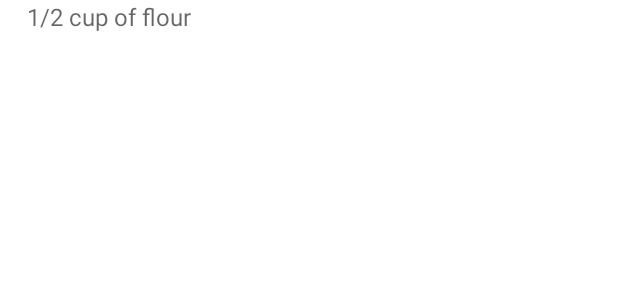
After one commit to CodePath-Spring-2021/Notecook, an Android app: the layout item_list.xml on its own in the app's theme, with its tools: preview values and no code run, on a phone screen of 412 x 824 dp. The commit adds this screen. Shown: the top 300 px of the screen. Run offline under Robolectric (Android 15) with nearby library versions, the phone set to English and light mode, and no system bars; Roboto replaces fonts that are not available here.

Commit message:
Update with improved UI/UX design

```diff
--- a/app/src/main/java/com/example/notecook/Adapters/RecipesAdapter.java
+++ b/app/src/main/java/com/example/notecook/Adapters/RecipesAdapter.java
@@ -57,7 +57,7 @@ public class RecipesAdapter extends RecyclerView.Adapter<RecipesAdapter.ViewHold
     class ViewHolder extends RecyclerView.ViewHolder {
 
         TextView tvTitle;
-        ImageView ivImage;
+        ImageView ivPhoto;
         AppCompatButton btnFavorite;
         CardView rlRecipeContainer;
 
@@ -65,7 +65,7 @@ public class RecipesAdapter extends RecyclerView.Adapter<RecipesAdapter.ViewHold
             super(itemView);
 
             tvTitle = itemView.findViewById(R.id.tvTitle);
-            ivImage = itemView.findViewById(R.id.ivImage);
+            ivPhoto = itemView.findViewById(R.id.ivPhoto);
             btnFavorite = itemView.findViewById(R.id.btnFavorite);
             rlRecipeContainer = itemView.findViewById(R.id.rlRecipeContainer);
         }
@@ -73,7 +73,7 @@ public class RecipesAdapter extends RecyclerView.Adapter<RecipesAdapter.ViewHold
         public void bind(Recipes recipes) {
             tvTitle.setText(recipes.getTitle() + " - " + Integer.toString(recipes.getReadyInMinutes()) + "m");
             if(recipes.getImage() != null) {
-                Glide.with(context).load(recipes.getImage()).into(ivImage);
+                Glide.with(context).load(recipes.getImage()).into(ivPhoto);
             }
             rlRecipeContainer.setOnClickListener(new View.OnClickListener() {
                 @Override
--- /dev/null
+++ b/app/src/main/res/layout/item_list.xml
@@ -0,0 +1,14 @@
+<?xml version="1.0" encoding="utf-8"?>
+<RelativeLayout xmlns:android="http://schemas.android.com/apk/res/android"
+    android:layout_width="match_parent"
+    android:layout_height="wrap_content"
+    android:layout_marginStart="8dp">
+
+    <TextView
+        android:id="@+id/tvList"
+        android:layout_width="match_parent"
+        android:layout_height="wrap_content"
+        android:layout_marginStart="10dp"
+        android:hint="1/2 cup of flour"
+        android:textSize="16sp" />
+</RelativeLayout>
--- a/app/src/main/res/layout/item_recipes.xml
+++ b/app/src/main/res/layout/item_recipes.xml
@@ -14,7 +14,7 @@
     app:cardCornerRadius="8dp">
 
     <ImageView
-        android:id="@+id/ivImage"
+        android:id="@+id/ivPhoto"
         android:layout_width="match_parent"
         android:layout_height="match_parent"
         android:scaleType="centerCrop"
```
Also changed, not shown: app/src/main/java/com/example/notecook/Adapters/DetailPostAdapter.java (+4 -9 lines), app/src/main/java/com/example/notecook/Adapters/DetailRecipeAdapter.java (+4 -7 lines), app/src/main/res/layout/item_header.xml (+1 -13 lines), app/src/main/res/layout/item_middle.xml (+4 -5 lines), 1153 other files.
